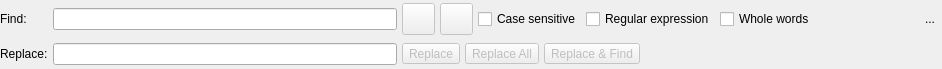
Old version of the form libs/libgui/ui/widgets/findreplacewidget.ui in the repository pgmodeler/pgmodeler.
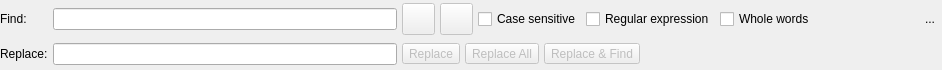
New version of the form. Icons and pictures are not drawn.

Commit message:
Added a text search widget in SourceCodeWidget
Changed the "edit item" icon on ObjectsTableWidget

Changed the default size of splash screen on screens with device pixel
ratio = 1

Diff of the .ui file:
```diff
--- a/libs/libgui/ui/widgets/findreplacewidget.ui
+++ b/libs/libgui/ui/widgets/findreplacewidget.ui
@@ -7,7 +7,7 @@
     <x>0</x>
     <y>0</y>
     <width>942</width>
-    <height>69</height>
+    <height>70</height>
    </rect>
   </property>
   <property name="sizePolicy">
```
The commit also changes 5 other files.
